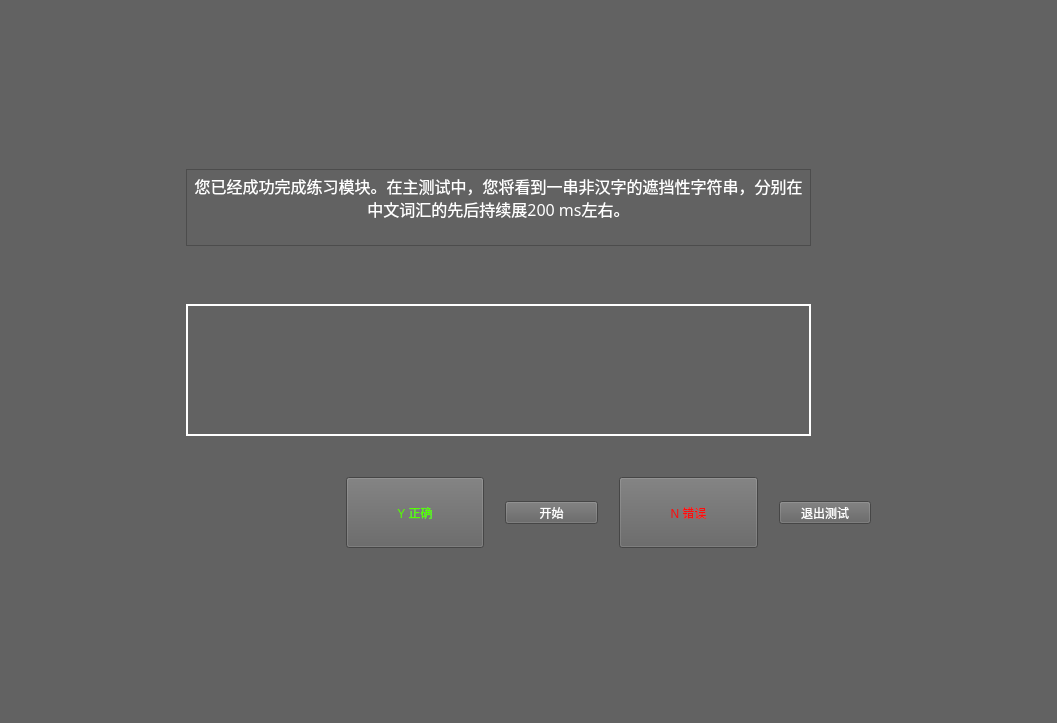
Before: the Qt Designer form GUI_Main.ui in Maphsge4/black_background, drawn with Qt 5.
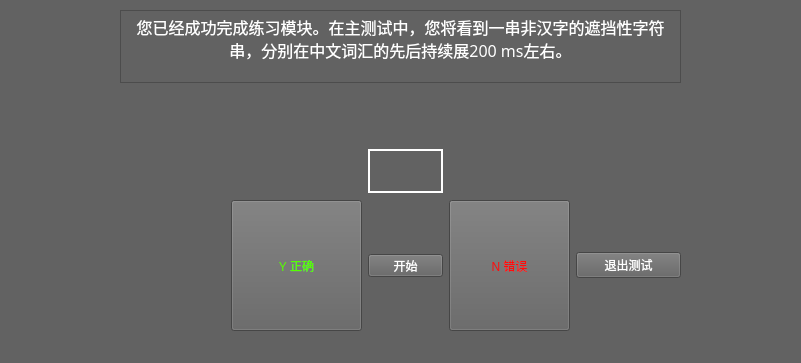
After: the same form once the commit is applied.

Diff of the .ui file:
```diff
--- a/GUI_Main.ui
+++ b/GUI_Main.ui
@@ -6,8 +6,8 @@
    <rect>
     <x>0</x>
     <y>0</y>
-    <width>1057</width>
-    <height>723</height>
+    <width>801</width>
+    <height>363</height>
    </rect>
   </property>
   <property name="windowTitle">
@@ -17,37 +17,21 @@
    <string notr="true">background-color:rgb(98,98,98)</string>
   </property>
   <widget class="QWidget" name="centralwidget">
-   <layout class="QVBoxLayout" name="verticalLayout">
+   <layout class="QHBoxLayout" name="horizontalLayout">
     <item>
      <layout class="QGridLayout" name="gridLayout">
-      <item row="0" column="0" rowspan="3">
-       <widget class="QWidget" name="widget" native="true">
-        <property name="minimumSize">
-         <size>
-          <width>141</width>
-          <height>432</height>
-         </size>
-        </property>
-        <property name="maximumSize">
-         <size>
-          <width>141</width>
-          <height>432</height>
-         </size>
-        </property>
-       </widget>
-      </item>
       <item row="0" column="1" colspan="5">
        <widget class="QTextBrowser" name="textBrowser">
         <property name="minimumSize">
          <size>
-          <width>625</width>
-          <height>77</height>
+          <width>0</width>
+          <height>73</height>
          </size>
         </property>
         <property name="maximumSize">
          <size>
-          <width>625</width>
-          <height>77</height>
+          <width>16777215</width>
+          <height>73</height>
          </size>
         </property>
         <property name="font">
@@ -67,45 +51,33 @@
         </property>
        </widget>
       </item>
-      <item row="0" column="6" rowspan="3">
-       <widget class="QWidget" name="widget_5" native="true">
-        <property name="minimumSize">
-         <size>
-          <width>141</width>
-          <height>432</height>
-         </size>
-        </property>
-        <property name="maximumSize">
-         <size>
-          <width>141</width>
-          <height>432</height>
-         </size>
-        </property>
-       </widget>
+      <item row="0" column="6" rowspan="4">
+       <widget class="QWidget" name="widget_5" native="true"/>
       </item>
-      <item row="1" column="1" colspan="5">
+      <item row="2" column="3">
        <widget class="QLabel" name="label">
         <property name="minimumSize">
          <size>
-          <width>625</width>
-          <height>132</height>
+          <width>75</width>
+          <height>44</height>
          </size>
         </property>
         <property name="maximumSize">
          <size>
-          <width>625</width>
-          <height>132</height>
+          <width>75</width>
+          <height>44</height>
          </size>
         </property>
         <property name="font">
          <font>
           <family>Adobe 宋体 Std L</family>
-          <pointsize>48</pointsize>
+          <pointsize>14</pointsize>
          </font>
         </property>
         <property name="styleSheet">
          <string notr="true">color:rgb(255,255,255);
-border:2px solid rgb(255,255,255);</string>
+border:2px solid rgb(255,255,255);
+font-size:14pt</string>
         </property>
         <property name="text">
          <string/>
@@ -115,34 +87,73 @@
         </property>
        </widget>
       </item>
-      <item row="2" column="1">
+      <item row="1" column="3">
+       <widget class="QLabel" name="statusLabel">
+        <property name="minimumSize">
+         <size>
+          <width>75</width>
+          <height>52</height>
+         </size>
+        </property>
+        <property name="maximumSize">
+         <size>
+          <width>75</width>
+          <height>52</height>
+         </size>
+        </property>
+        <property name="styleSheet">
+         <string notr="true">color:rgb(255, 255, 255);
+font-size:20</string>
+        </property>
+        <property name="text">
+         <string/>
+        </property>
+        <property name="alignment">
+         <set>Qt::AlignCenter</set>
+        </property>
+       </widget>
+      </item>
+      <item row="0" column="0" rowspan="4">
+       <widget class="QWidget" name="widget" native="true"/>
+      </item>
+      <item row="3" column="1">
        <widget class="QWidget" name="widget_2" native="true">
         <property name="minimumSize">
          <size>
-          <width>139</width>
-          <height>71</height>
+          <width>0</width>
+          <height>131</height>
          </size>
         </property>
         <property name="maximumSize">
          <size>
-          <width>139</width>
-          <height>71</height>
+          <width>16777215</width>
+          <height>131</height>
          </size>
         </property>
        </widget>
       </item>
-      <item row="2" column="2">
+      <item row="3" column="3">
+       <widget class="QPushButton" name="start_confirm_button">
+        <property name="maximumSize">
+         <size>
+          <width>75</width>
+          <height>23</height>
+         </size>
+        </property>
+        <property name="styleSheet">
+         <string notr="true">color:rgb(255,255,255)</string>
+        </property>
+        <property name="text">
+         <string>开始</string>
+        </property>
+       </widget>
+      </item>
+      <item row="3" column="2">
        <widget class="QPushButton" name="trueButton">
         <property name="minimumSize">
          <size>
-          <width>138</width>
-          <height>71</height>
-         </size>
-        </property>
-        <property name="maximumSize">
-         <size>
-          <width>138</width>
-          <height>71</height>
+          <width>131</width>
+          <height>131</height>
          </size>
         </property>
         <property name="styleSheet">
@@ -153,40 +164,22 @@
         </property>
        </widget>
       </item>
-      <item row="2" column="3">
-       <widget class="QPushButton" name="start_confirm_button">
-        <property name="minimumSize">
-         <size>
-          <width>93</width>
-          <height>23</height>
-         </size>
-        </property>
-        <property name="maximumSize">
-         <size>
-          <width>93</width>
-          <height>23</height>
-         </size>
-        </property>
+      <item row="3" column="5">
+       <widget class="QPushButton" name="exitButton">
         <property name="styleSheet">
          <string notr="true">color:rgb(255,255,255)</string>
         </property>
         <property name="text">
-         <string>开始</string>
+         <string>退出测试</string>
         </property>
        </widget>
       </item>
-      <item row="2" column="4">
+      <item row="3" column="4">
        <widget class="QPushButton" name="FalseButton">
         <property name="minimumSize">
          <size>
-          <width>139</width>
-          <height>71</height>
-         </size>
-        </property>
-        <property name="maximumSize">
-         <size>
-          <width>139</width>
-          <height>71</height>
+          <width>121</width>
+          <height>131</height>
          </size>
         </property>
         <property name="styleSheet">
@@ -197,28 +190,6 @@
         </property>
        </widget>
       </item>
-      <item row="2" column="5">
-       <widget class="QPushButton" name="exitButton">
-        <property name="minimumSize">
-         <size>
-          <width>92</width>
-          <height>23</height>
-         </size>
-        </property>
-        <property name="maximumSize">
-         <size>
-          <width>92</width>
-          <height>23</height>
-         </size>
-        </property>
-        <property name="styleSheet">
-         <string notr="true">color:rgb(255,255,255)</string>
-        </property>
-        <property name="text">
-         <string>退出测试</string>
-        </property>
-       </widget>
-      </item>
      </layout>
     </item>
    </layout>
```
